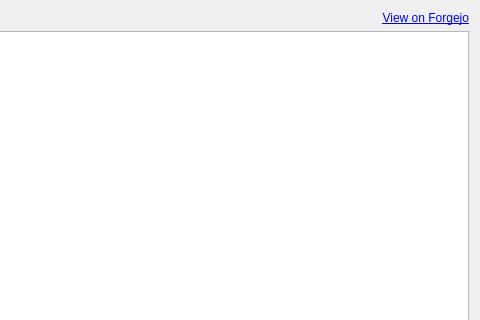
Old version of the form src/veshiru/updater/update_dialog.ui in the repository 2archiver/Veshiru; both pictures show x 175 to 655 and y 0 to 320 of the 655 by 551 pixel window.
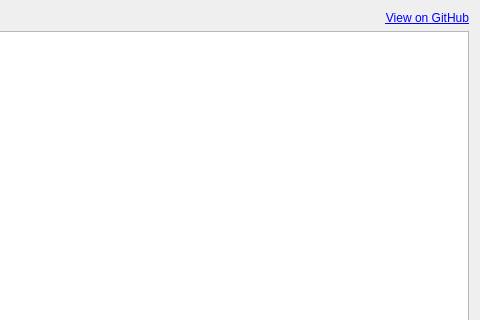
New version of the form.

The edit to the form file:
```diff
--- a/src/veshiru/updater/update_dialog.ui
+++ b/src/veshiru/updater/update_dialog.ui
@@ -17,7 +17,7 @@
    <item row="0" column="1">
     <widget class="QLabel" name="url">
      <property name="text">
-      <string>&lt;a href=&quot;%1&quot;&gt;View on Forgejo&lt;/a&gt;</string>
+      <string>&lt;a href=&quot;%1&quot;&gt;View on GitHub&lt;/a&gt;</string>
      </property>
      <property name="alignment">
       <set>Qt::AlignmentFlag::AlignRight|Qt::AlignmentFlag::AlignTrailing|Qt::AlignmentFlag::AlignVCenter</set>
```
